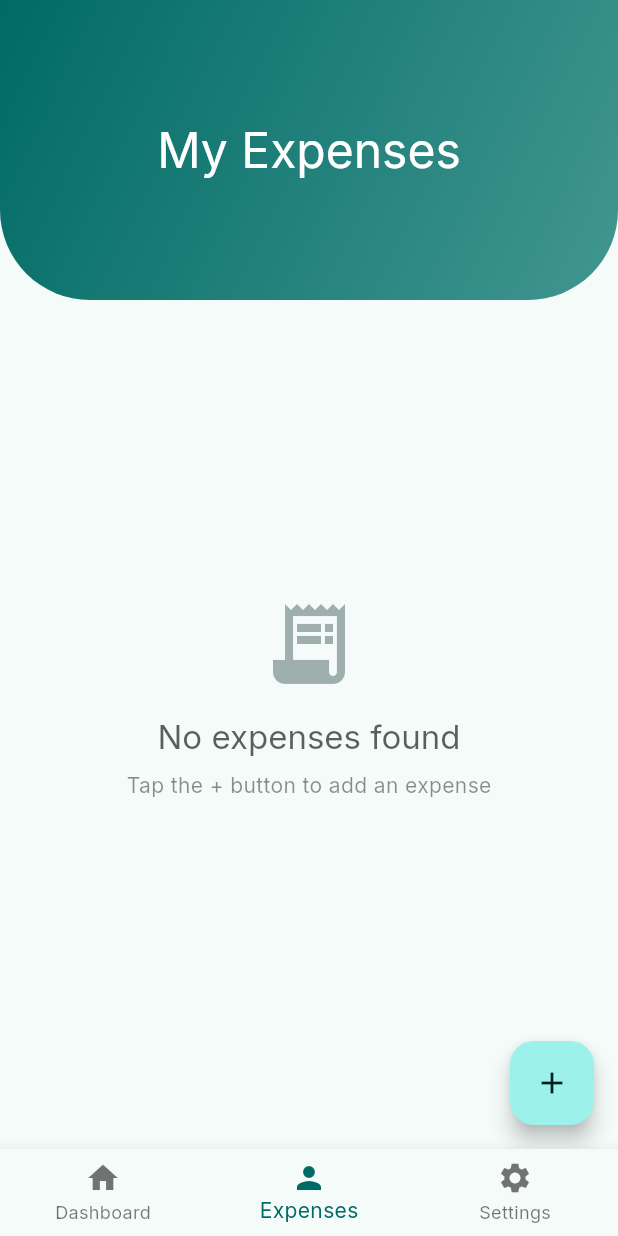
After one commit to gid-code/expense_tracker, a Flutter app: the ExpensesScreen screen opened by its route, on a phone screen of 412 x 824 dp. The commit adds this screen. Run offline on Flutter 3.47's test engine with Material 3 defaults, Android fonts, the phone set to English and light mode, and no system bars; our stand-ins replace connectivity_plus, fl_chart, go_router, google_fonts, local_auth, shared_preferences; missing offline and left inert: http_interceptor; accounts and stored records are empty.

Commit message:
refactor dashboard and expense screens

```diff
--- a/lib/models/expenditure_item.dart
+++ b/lib/models/expenditure_item.dart
@@ -36,6 +36,9 @@ class ExpenditureItem {
 
     Map<String, dynamic> toJson() => _$ExpenditureItemToJson(this);
 
+    @override
+    String toString() => "id: $id, category: $category, nameOfItem: $nameOfItem, estimatedAmount: $estimatedAmount";
+
 }
 
 @JsonSerializable()
@@ -52,4 +55,7 @@ class Category {
 
     Map<String, dynamic> toJson() => _$CategoryToJson(this);
 
+    @override
+    String toString() => "name: $name";
+
 }
--- a/lib/providers/app_provider.dart
+++ b/lib/providers/app_provider.dart
@@ -183,6 +183,7 @@ class AppProvider with ChangeNotifier {
 
       _incomeItems = results[0] as List<IncomeItem>;
       _expenditureItems = results[1] as List<ExpenditureItem>;
+      print(_expenditureItems);
     } catch (e) {
       _errorMessage = 'Failed to fetch finance data: ${e.toString()}';
     } finally {
@@ -241,7 +242,7 @@ class AppProvider with ChangeNotifier {
     }
   }
 
-  Future<void> addExpense(String name, String? category, int? categoryId, String amount) async {
+  Future<void> addExpense(String name, String category, double amount) async {
     if (_token == null) {
       _errorMessage = 'Not authenticated';
       notifyListeners();
@@ -253,7 +254,7 @@ class AppProvider with ChangeNotifier {
     notifyListeners();
 
     try {
-      await _apiService.addExpense(name, category,categoryId, amount);
+      await _apiService.addExpense(name, category, amount.toStringAsFixed(2));
       await fetchExpenditure();
       notifyListeners();
     } catch (e) {
--- a/lib/screens/home/dashboard_screen.dart
+++ b/lib/screens/home/dashboard_screen.dart
@@ -14,9 +14,9 @@ class _DashboardScreenState extends State<DashboardScreen> {
   @override
   void initState() {
     super.initState();
-    WidgetsBinding.instance.addPostFrameCallback((_) {
-      // context.read<AppProvider>().fetchAllFinanceData();
-    });
+    // WidgetsBinding.instance.addPostFrameCallback((_) {
+    //   context.read<AppProvider>().fetchAllFinanceData();
+    // });
   }
 
   @override
--- /dev/null
+++ b/lib/screens/home/expense/expense_empty.dart
@@ -0,0 +1,37 @@
+import 'package:flutter/material.dart';
+
+class ExpensesEmpty extends StatelessWidget {
+  const ExpensesEmpty({
+    super.key,
+  });
+
+  @override
+  Widget build(BuildContext context) {
+    return Center(
+      child: Column(
+        mainAxisAlignment: MainAxisAlignment.center,
+        children: [
+          Icon(
+            Icons.receipt_long,
+            size: 64,
+            color: Theme.of(context).colorScheme.secondary.withOpacity(0.5),
+          ),
+          const SizedBox(height: 16),
+          Text(
+            'No expenses found',
+            style: Theme.of(context).textTheme.titleLarge?.copyWith(
+              color: Theme.of(context).colorScheme.onSurface.withOpacity(0.7),
+            ),
+          ),
+          const SizedBox(height: 8),
+          Text(
+            'Tap the + button to add an expense',
+            style: Theme.of(context).textTheme.bodyMedium?.copyWith(
+              color: Theme.of(context).colorScheme.onSurface.withOpacity(0.5),
+            ),
+          ),
+        ],
+      ),
+    );
+  }
+}
--- /dev/null
+++ b/lib/screens/home/expense/expenses_screen.dart
@@ -0,0 +1,169 @@
+import 'package:expense_tracker/models/expenditure_item.dart';
+import 'package:expense_tracker/screens/home/expense/add_expense_dialog.dart';
+import 'package:expense_tracker/screens/home/expense/expense_empty.dart';
+import 'package:expense_tracker/screens/home/expense/expense_tile.dart';
+import 'package:flutter/material.dart';
+import 'package:provider/provider.dart';
+import 'package:expense_tracker/providers/app_provider.dart';
+
+class ExpensesScreen extends StatefulWidget {
+  const ExpensesScreen({super.key});
+
+  @override
+  State<ExpensesScreen> createState() => _ExpensesScreenState();
+}
+
+class _ExpensesScreenState extends State<ExpensesScreen> {
+  @override
+  void initState() {
+    super.initState();
+
+  }
+
+  @override
+  Widget build(BuildContext context) {
+    // WidgetsBinding.instance.addPostFrameCallback((_) {
+    //   context.read<AppProvider>().fetchExpenditure();
+    // });
+    return Scaffold(
+      body: Stack(
+        children: [
+          Positioned(
+            top: 0,
+            left: 0,
+            right: 0,
+            child: Container(
+              height: 200,
+              decoration: BoxDecoration(
+                gradient: LinearGradient(
+                  begin: Alignment.topLeft,
+                  end: Alignment.bottomRight,
+                  colors: [
+                    Theme.of(context).colorScheme.primary,
+                    const Color(0xff429690)
+                  ]
+                ),
+                borderRadius: const BorderRadius.only(
+                  bottomLeft: Radius.circular(60),
+                  bottomRight: Radius.circular(60),
+                ),
+              ),
+            ),
+          ),
+          Column(
+            children: [
+              const SizedBox(height: 80,),
+              Text(
+                'My Expenses',
+                style: Theme.of(context).textTheme.headlineLarge?.copyWith(
+                  color: Theme.of(context).colorScheme.onPrimary,
+                ),
+              ),
+              const SizedBox(height: 45),
+              const Expanded(child: ExpensesList()),
+            ],
+          )
+        ],
+      ),
+      floatingActionButton: FloatingActionButton(
+        onPressed: () => _showAddExpenseDialog(context),
+        child: const Icon(Icons.add),
+      ),
+    );
+  }
+
+  void _showAddExpenseDialog(BuildContext context) {
+    showDialog(
+      context: context,
+      builder: (BuildContext context) {
+        return const AddExpenseDialog();
+      },
+    );
+  }
+}
+
+class ExpensesList extends StatelessWidget {
+  const ExpensesList({super.key});
+
+  @override
+  Widget build(BuildContext context) {
+    return Consumer<AppProvider>(
+      builder: (context, appProvider, child) {
+        if (appProvider.isLoading && appProvider.expenditureItems.isEmpty) {
+          return const Center(child: CircularProgressIndicator());
+        } else if (appProvider.errorMessage != null) {
+          return Center(child: Text(appProvider.errorMessage!));
+        } else if (appProvider.expenditureItems.isEmpty) {
+          return const ExpensesEmpty();
+        } else {
+          // Group expenditure items by category
+          final groupedExpenses = groupExpensesByCategory(appProvider.expenditureItems);
+          return ListView.builder(
+            shrinkWrap: true,
+            itemCount: groupedExpenses.length,
+            itemBuilder: (context, index) {
+              final category = groupedExpenses[index];
+              return Column(
+                crossAxisAlignment: CrossAxisAlignment.start,
+                children: [
+                  Padding(
+                    padding: const EdgeInsets.all(16.0),
+                    child: Text(
+                      category['category'],
+                      style: Theme.of(context).textTheme.titleLarge,
+                    ),
+                  ),
+                  ...category['items'].map<Widget>((item) =>
+                    ExpenseItemTile(
+                      item: item,
+                      color: getUniqueColor(item.nameOfItem ?? '')
+                    )
+                  ).toList(),
+                  const Divider(),
+                ],
+              );
+            },
+          );
+        }
+      },
+    );
+  }
+
+
+  List<Map<String, dynamic>> groupExpensesByCategory(List<ExpenditureItem> expenses) {
+    final groupedExpenses = <String, List<ExpenditureItem>>{};
+    for (var expense in expenses) {
+      final category = expense.category?.name ?? 'Uncategorized';
+      groupedExpenses[category]?.add(expense);
+    }
+
+
+    return groupedExpenses.entries.map((entry) => {
+      'category': entry.key,
+      'items': entry.value,
+    }).toList();
+  }
+}
+
+// class ExpenseCategoryCard extends StatelessWidget {
+//   final Map<String, dynamic> category;
+
+//   const ExpenseCategoryCard({super.key, required this.category});
+
+//   @override
+//   Widget build(BuildContext context) {
+//     return Card(
+//       margin: const EdgeInsets.all(10),
+//       child: ExpansionTile(
+//         title: Text(
+//           category['category'],
+//           style: Theme.of(context).textTheme.titleLarge,
+//         ),
+//         children: [
+//           for (ExpenditureItem item in category['items'])
+//             ExpenseItemTile(item: item, color: getUniqueColor(item.nameOfItem ?? '')),
+//         ],
+//       ),
+//     );
+//   }
+// }
--- a/lib/screens/router.dart
+++ b/lib/screens/router.dart
@@ -2,7 +2,7 @@ import 'package:expense_tracker/main.dart';
 import 'package:expense_tracker/screens/auth/auth_shell.dart';
 import 'package:expense_tracker/screens/auth/splash_screen.dart';
 import 'package:expense_tracker/screens/home/dashboard_screen.dart';
-import 'package:expense_tracker/screens/home/expenses_screen.dart';
+import 'package:expense_tracker/screens/home/expense/expenses_screen.dart';
 import 'package:expense_tracker/screens/home/home_shell.dart';
 import 'package:expense_tracker/screens/home/settings/appearance_screen.dart';
 import 'package:expense_tracker/screens/home/settings/settings_screen.dart';
```
Also changed, not shown: lib/network/interceptors/authentication_interceptor.dart (+0 -9 lines), lib/network/services/apiservice.dart (+4 -5 lines), lib/screens/auth/login_screen.dart (+28 -22 lines), lib/screens/home/expense/add_expense_dialog.dart (added, +67 -0 lines), lib/screens/home/expense/expense_tile.dart (added, +62 -0 lines), lib/screens/home/expenses_screen.dart (deleted, +0 -316 lines), lib/models/expenditure_item.g.dart, 7 other files.
